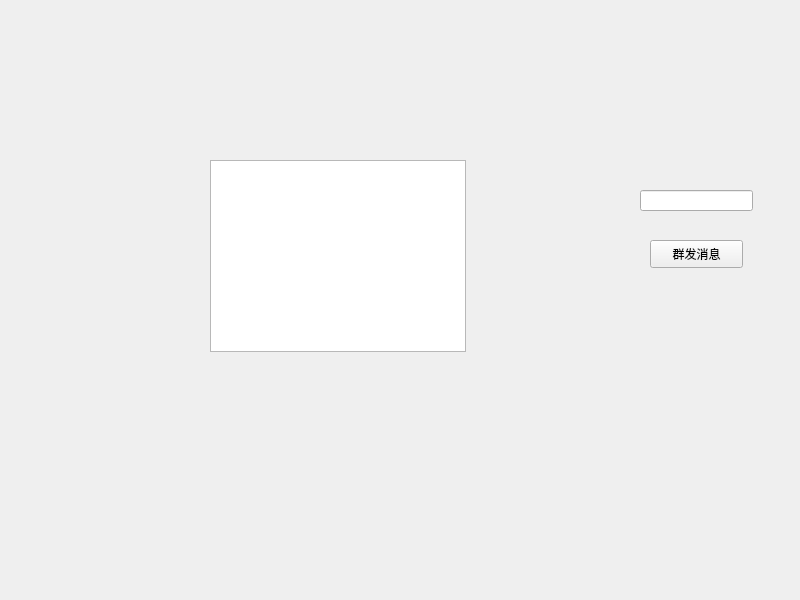
First picture: the form in myServer/widget.ui, repository xzhy324/myIMbyQT, before the edit.
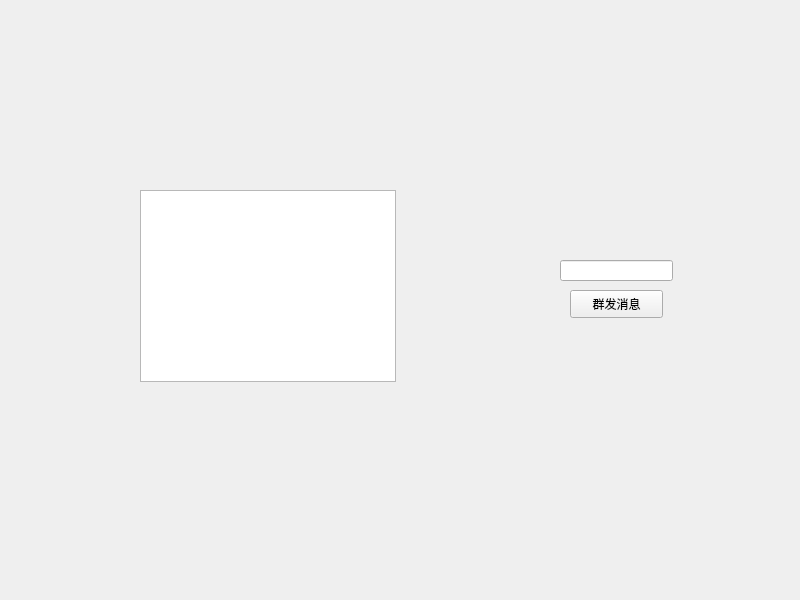
Second picture: the form after the edit.

```diff
--- a/myServer/widget.ui
+++ b/myServer/widget.ui
@@ -16,8 +16,8 @@
   <widget class="QTextBrowser" name="textBrowser">
    <property name="geometry">
     <rect>
-     <x>210</x>
-     <y>160</y>
+     <x>140</x>
+     <y>190</y>
      <width>256</width>
      <height>192</height>
     </rect>
@@ -26,8 +26,8 @@
   <widget class="QLineEdit" name="lineEdit">
    <property name="geometry">
     <rect>
-     <x>640</x>
-     <y>190</y>
+     <x>560</x>
+     <y>260</y>
      <width>113</width>
      <height>21</height>
     </rect>
@@ -36,8 +36,8 @@
   <widget class="QPushButton" name="pushButton_sendToAll">
    <property name="geometry">
     <rect>
-     <x>650</x>
-     <y>240</y>
+     <x>570</x>
+     <y>290</y>
      <width>93</width>
      <height>28</height>
     </rect>
```
Left out of the diff: 2 changed lines with no effect on the pictures.
